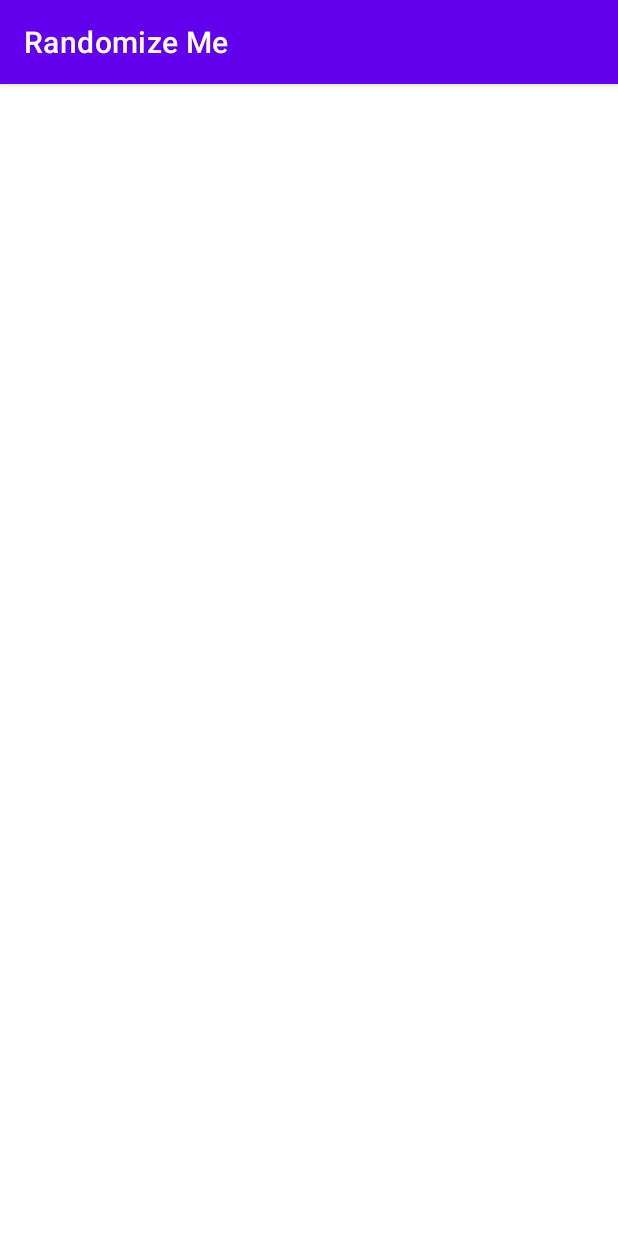
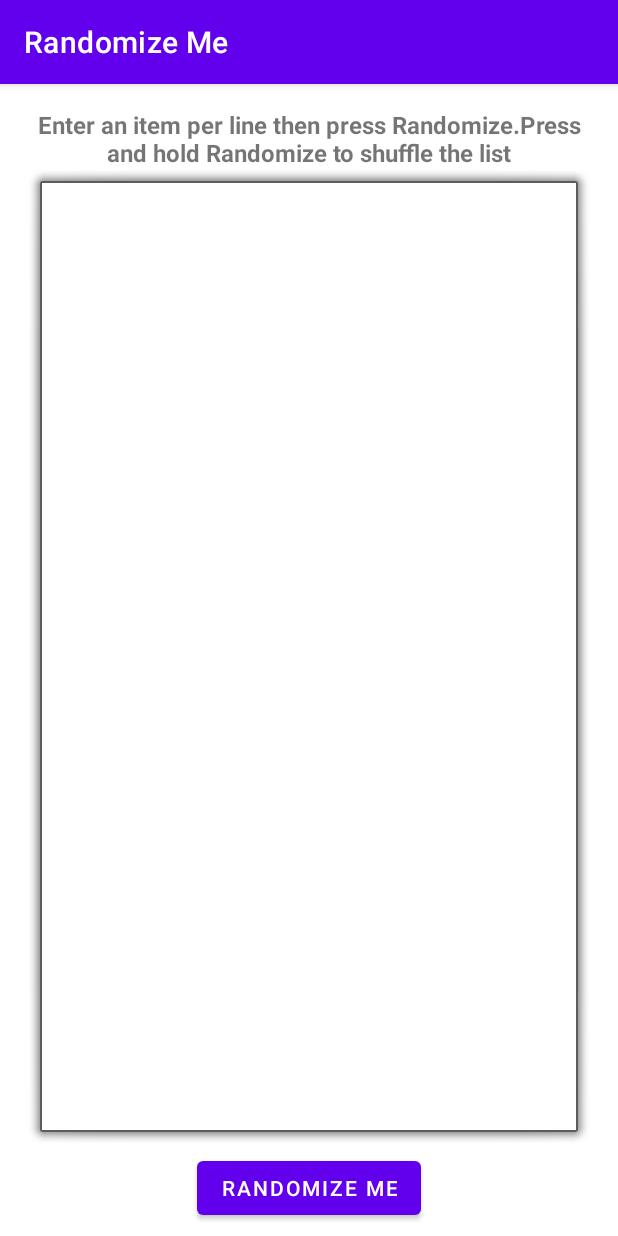
Before and after one commit to LuizMoura/RandomizeMe, an Android app: the screen it shows after launch (MainActivity), on a phone screen of 412 x 824 dp. Run offline under Robolectric (Android 15) with nearby library versions, the phone set to English and light mode, and no system bars; our stand-ins replace Dagger/Hilt's generated code, RxJava; libraries missing offline, so code that uses them is left out: com.github.terrakok.cicerone, com.jakewharton.rxbinding4, com.tokenlab.betterlog; 3 statements that could not run were skipped.

Commit message:
MVP
Basic random picker and shuffling functions

```diff
--- a/app/src/main/AndroidManifest.xml
+++ b/app/src/main/AndroidManifest.xml
@@ -3,6 +3,7 @@
     package="com.moura.randomizeme">
 
     <application
+        android:name=".common.MainAppllication"
         android:allowBackup="true"
         android:fullBackupOnly="true"
         android:icon="@mipmap/ic_launcher"
@@ -11,7 +12,8 @@
         android:supportsRtl="true"
         android:theme="@style/Theme.RandomizeMe">
         <activity
-            android:name=".MainActivity"
+            android:name=".presentation.common.MainActivity"
+            android:windowSoftInputMode="adjustResize"
             android:exported="true">
             <intent-filter>
                 <action android:name="android.intent.action.MAIN" />
--- a/app/src/main/java/com/moura/randomizeme/MainActivity.kt
+++ /dev/null
@@ -1,11 +0,0 @@
-package com.moura.randomizeme
-
-import androidx.appcompat.app.AppCompatActivity
-import android.os.Bundle
-
-class MainActivity : AppCompatActivity() {
-    override fun onCreate(savedInstanceState: Bundle?) {
-        super.onCreate(savedInstanceState)
-        setContentView(R.layout.activity_main)
-    }
-}
--- a/app/src/main/java/com/moura/randomizeme/presentation/scene/start/StartView.kt
+++ b/app/src/main/java/com/moura/randomizeme/presentation/scene/start/StartView.kt
@@ -1,10 +1,15 @@
 package com.moura.randomizeme.presentation.scene.start
 
 import com.moura.randomizeme.presentation.common.base.BaseView
+import com.moura.randomizeme.presentation.model.OpItem
 import io.reactivex.rxjava3.core.Observable
 
 interface StartView: BaseView {
 
-    val onHostButtonClicked: Observable<Unit>
+    val onRandomizeClick: Observable<Unit>
+    val onRandomizeLongClick: Observable<Unit>
+
+    fun getListText(): String
+    fun setListText(text: String)
 
 }
--- a/app/src/main/java/com/moura/randomizeme/presentation/scene/start/StartViewImpl.kt
+++ b/app/src/main/java/com/moura/randomizeme/presentation/scene/start/StartViewImpl.kt
@@ -1,22 +1,31 @@
 package com.moura.randomizeme.presentation.scene.start
 
 import com.jakewharton.rxbinding4.view.clicks
+import com.jakewharton.rxbinding4.view.longClicks
 import com.moura.randomizeme.databinding.FragmentStartBinding
 import com.moura.randomizeme.presentation.common.base.BaseViewImpl
+import com.moura.randomizeme.presentation.model.OpItem
 import io.reactivex.rxjava3.core.Observable
 import io.reactivex.rxjava3.subjects.PublishSubject
 import javax.inject.Inject
 
 class StartViewImpl @Inject constructor(
-    binding: FragmentStartBinding
+    private val binding: FragmentStartBinding
 ) : BaseViewImpl(binding), StartView {
 
-    override val onHostButtonClicked: PublishSubject<Unit> = PublishSubject.create()
+    override val onRandomizeClick: PublishSubject<Unit> = PublishSubject.create()
+    override val onRandomizeLongClick: PublishSubject<Unit> = PublishSubject.create()
 
     init {
 
-        binding.hostButton.clicks().subscribe(onHostButtonClicked)
+        binding.randomButton.clicks().subscribe(onRandomizeClick)
+        binding.randomButton.longClicks().subscribe(onRandomizeLongClick)
 
     }
 
+    override fun getListText(): String = binding.listEdit.text.toString()
+
+    override fun setListText(text: String) {
+        binding.listEdit.setText(text)
+    }
 }
--- a/app/src/main/res/layout/fragment_start.xml
+++ b/app/src/main/res/layout/fragment_start.xml
@@ -4,16 +4,41 @@
     xmlns:tools="http://schemas.android.com/tools"
     android:layout_width="match_parent"
     android:layout_height="match_parent"
-    tools:context=".MainActivity">
+    tools:context=".presentation.common.MainActivity">
+
+    <TextView
+        android:id="@+id/instructionText"
+        android:layout_width="match_parent"
+        android:layout_height="wrap_content"
+        android:layout_margin="16dp"
+        android:labelFor="@+id/listEdit"
+        android:text="@string/instructions_text"
+        android:textAlignment="center"
+        android:textSize="16sp"
+        android:textStyle="bold"
+        app:layout_constraintTop_toTopOf="parent" />
+
+    <EditText
+        android:id="@+id/listEdit"
+        android:layout_width="match_parent"
+        android:layout_height="0dp"
+        android:layout_marginHorizontal="16dp"
+        android:autofillHints="@null"
+        android:background="@android:drawable/alert_light_frame"
+        android:gravity="top"
+        android:inputType="textMultiLine"
+        android:padding="16dp"
+        app:layout_constraintBottom_toTopOf="@+id/randomButton"
+        app:layout_constraintTop_toBottomOf="@+id/instructionText" />
 
     <Button
-        android:id="@+id/hostButton"
+        android:id="@+id/randomButton"
         android:layout_width="wrap_content"
         android:layout_height="wrap_content"
+        android:layout_marginBottom="8dp"
         android:text="@string/app_name"
         app:layout_constraintBottom_toBottomOf="parent"
         app:layout_constraintLeft_toLeftOf="parent"
-        app:layout_constraintRight_toRightOf="parent"
-        app:layout_constraintTop_toTopOf="parent" />
+        app:layout_constraintRight_toRightOf="parent" />
 
 </androidx.constraintlayout.widget.ConstraintLayout>
--- a/app/src/main/res/values/strings.xml
+++ b/app/src/main/res/values/strings.xml
@@ -1,3 +1,4 @@
 <resources>
     <string name="app_name">Randomize Me</string>
+    <string name="instructions_text">Enter an item per line then press Randomize.<br/>Press and hold Randomize to shuffle the list</string>
 </resources>
```
Also changed, not shown: app/src/main/java/com/moura/randomizeme/presentation/model/Item.kt (added, +13 -0 lines), app/src/main/java/com/moura/randomizeme/presentation/scene/start/StartFragment.kt (+12 -2 lines).
